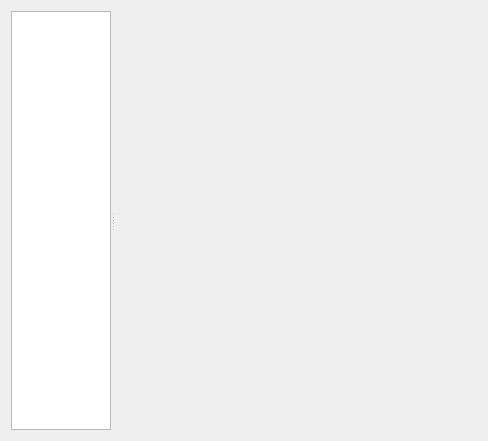
This is src/dialogs/preferencesdialog.ui in StevePunak/KanoopGit as Qt 5 draws it before an edit. The edited form follows.
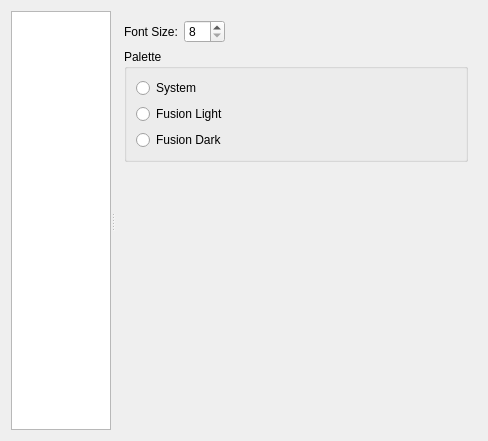
This is the edited form. Custom widgets are drawn as their Qt base class.

Commit message: Added dark mode Sub-class applicaton

```diff
--- a/src/dialogs/preferencesdialog.ui
+++ b/src/dialogs/preferencesdialog.ui
@@ -28,6 +28,9 @@
       </property>
      </widget>
      <widget class="QStackedWidget" name="stackedWidget">
+      <property name="currentIndex">
+       <number>1</number>
+      </property>
       <widget class="QWidget" name="pageCredentials">
        <layout class="QVBoxLayout" name="verticalLayout_4">
         <item>
@@ -55,7 +58,93 @@
         </item>
        </layout>
       </widget>
-      <widget class="QWidget" name="page_2"/>
+      <widget class="QWidget" name="pageDisplay">
+       <layout class="QVBoxLayout" name="verticalLayout_3">
+        <item>
+         <layout class="QHBoxLayout" name="horizontalLayout">
+          <item>
+           <widget class="QLabel" name="label">
+            <property name="text">
+             <string>Font Size:</string>
+            </property>
+           </widget>
+          </item>
+          <item>
+           <widget class="QSpinBox" name="spinFontSize">
+            <property name="maximumSize">
+             <size>
+              <width>60</width>
+              <height>16777215</height>
+             </size>
+            </property>
+            <property name="minimum">
+             <number>8</number>
+            </property>
+            <property name="maximum">
+             <number>14</number>
+            </property>
+           </widget>
+          </item>
+          <item>
+           <spacer name="horizontalSpacer">
+            <property name="orientation">
+             <enum>Qt::Orientation::Horizontal</enum>
+            </property>
+            <property name="sizeHint" stdset="0">
+             <size>
+              <width>40</width>
+              <height>20</height>
+             </size>
+            </property>
+           </spacer>
+          </item>
+         </layout>
+        </item>
+        <item>
+         <widget class="QGroupBox" name="groupBox">
+          <property name="title">
+           <string>Palette</string>
+          </property>
+          <layout class="QVBoxLayout" name="verticalLayout_2">
+           <item>
+            <widget class="QRadioButton" name="radioSystemPalette">
+             <property name="text">
+              <string>System</string>
+             </property>
+            </widget>
+           </item>
+           <item>
+            <widget class="QRadioButton" name="radioFusionLight">
+             <property name="text">
+              <string>Fusion Light</string>
+             </property>
+            </widget>
+           </item>
+           <item>
+            <widget class="QRadioButton" name="radioFusionDark">
+             <property name="text">
+              <string>Fusion Dark</string>
+             </property>
+            </widget>
+           </item>
+          </layout>
+         </widget>
+        </item>
+        <item>
+         <spacer name="verticalSpacer_2">
+          <property name="orientation">
+           <enum>Qt::Orientation::Vertical</enum>
+          </property>
+          <property name="sizeHint" stdset="0">
+           <size>
+            <width>20</width>
+            <height>40</height>
+           </size>
+          </property>
+         </spacer>
+        </item>
+       </layout>
+      </widget>
      </widget>
     </widget>
    </item>
```
The commit also changes 36 other files.
